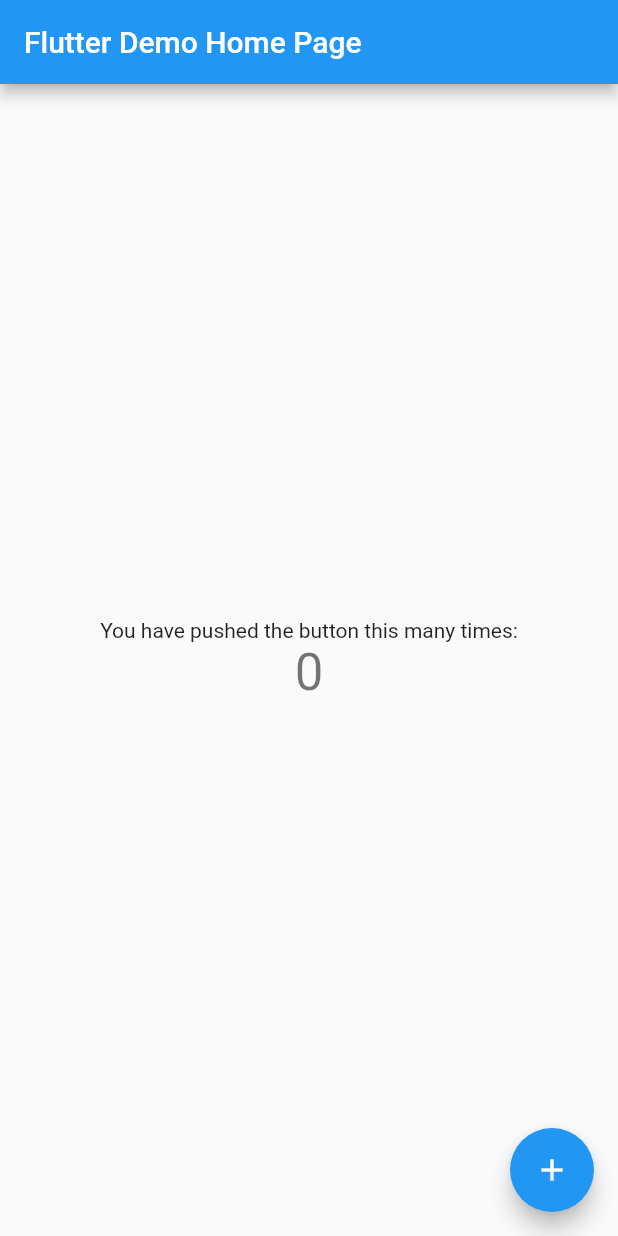
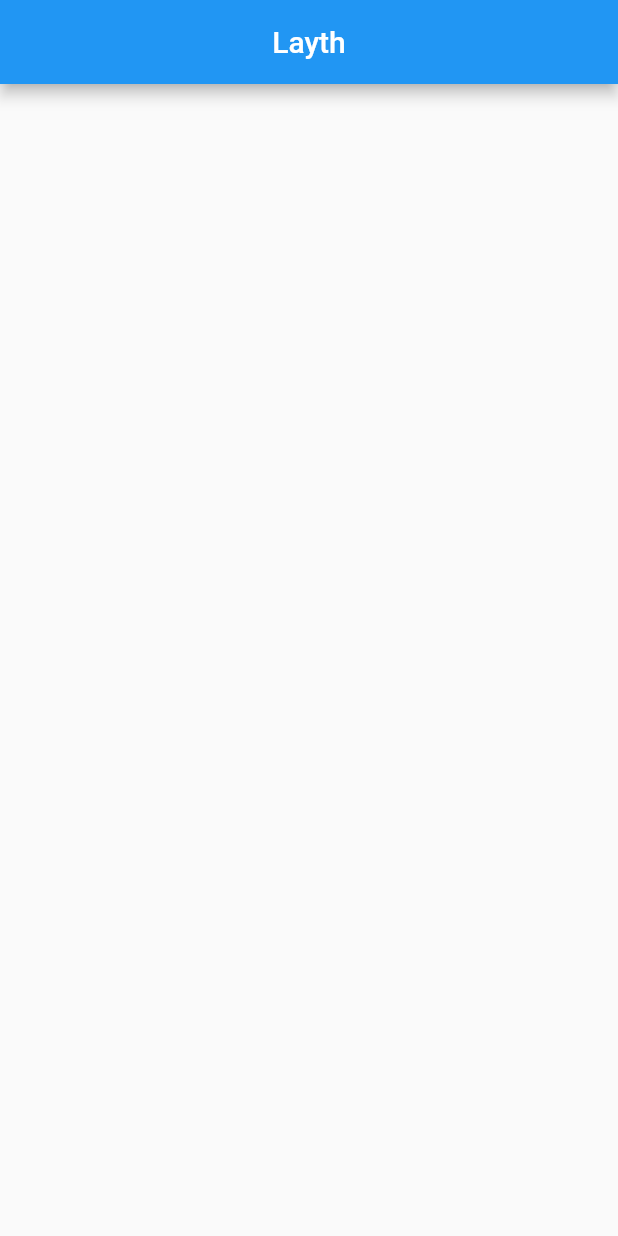
Before and after one commit to DevLayth/toters, a Flutter app: the screen it shows after launch, on a phone screen of 412 x 824 dp. Run offline on Flutter 3.47's test engine with Material 2 defaults, Android fonts, the phone set to English and light mode, and no system bars.

Commit message:
add appBar and title with my name

```diff
--- a/lib/layth/home.dart
+++ b/lib/layth/home.dart
@@ -0,0 +1,18 @@
+import 'package:flutter/material.dart';
+import 'package:flutter/src/widgets/framework.dart';
+import 'package:flutter/src/widgets/placeholder.dart';
+
+class home_screen extends StatelessWidget {
+  const home_screen({super.key});
+
+  @override
+  Widget build(BuildContext context) {
+    return MaterialApp(
+      home: Scaffold(
+        appBar: AppBar(
+          title: Center(child: Text("Layth")),
+        ),
+      ),
+    );
+  }
+}
--- a/lib/main.dart
+++ b/lib/main.dart
@@ -1,4 +1,5 @@
 import 'package:flutter/material.dart';
+import 'package:toters/layth/home.dart';
 
 void main() {
   runApp(const MyApp());
@@ -13,103 +14,9 @@
     return MaterialApp(
       title: 'Flutter Demo',
       theme: ThemeData(
-        // This is the theme of your application.
-        //
-        // Try running your application with "flutter run". You'll see the
-        // application has a blue toolbar. Then, without quitting the app, try
-        // changing the primarySwatch below to Colors.green and then invoke
-        // "hot reload" (press "r" in the console where you ran "flutter run",
-        // or simply save your changes to "hot reload" in a Flutter IDE).
-        // Notice that the counter didn't reset back to zero; the application
-        // is not restarted.
         primarySwatch: Colors.blue,
       ),
-      home: const MyHomePage(title: 'Flutter Demo Home Page'),
+      home: home_screen(),
     );
   }
 }
-
-class MyHomePage extends StatefulWidget {
-  const MyHomePage({super.key, required this.title});
-
-  // This widget is the home page of your application. It is stateful, meaning
-  // that it has a State object (defined below) that contains fields that affect
-  // how it looks.
-
-  // This class is the configuration for the state. It holds the values (in this
-  // case the title) provided by the parent (in this case the App widget) and
-  // used by the build method of the State. Fields in a Widget subclass are
-  // always marked "final".
-
-  final String title;
-
-  @override
-  State<MyHomePage> createState() => _MyHomePageState();
-}
-
-class _MyHomePageState extends State<MyHomePage> {
-  int _counter = 0;
-
-  void _incrementCounter() {
-    setState(() {
-      // This call to setState tells the Flutter framework that something has
-      // changed in this State, which causes it to rerun the build method below
-      // so that the display can reflect the updated values. If we changed
-      // _counter without calling setState(), then the build method would not be
-      // called again, and so nothing would appear to happen.
-      _counter++;
-    });
-  }
-
-  @override
-  Widget build(BuildContext context) {
-    // This method is rerun every time setState is called, for instance as done
-    // by the _incrementCounter method above.
-    //
-    // The Flutter framework has been optimized to make rerunning build methods
-    // fast, so that you can just rebuild anything that needs updating rather
-    // than having to individually change instances of widgets.
-    return Scaffold(
-      appBar: AppBar(
-        // Here we take the value from the MyHomePage object that was created by
-        // the App.build method, and use it to set our appbar title.
-        title: Text(widget.title),
-      ),
-      body: Center(
-        // Center is a layout widget. It takes a single child and positions it
-        // in the middle of the parent.
-        child: Column(
-          // Column is also a layout widget. It takes a list of children and
-          // arranges them vertically. By default, it sizes itself to fit its
-          // children horizontally, and tries to be as tall as its parent.
-          //
-          // Invoke "debug painting" (press "p" in the console, choose the
-          // "Toggle Debug Paint" action from the Flutter Inspector in Android
-          // Studio, or the "Toggle Debug Paint" command in Visual Studio Code)
-          // to see the wireframe for each widget.
-          //
-          // Column has various properties to control how it sizes itself and
-          // how it positions its children. Here we use mainAxisAlignment to
-          // center the children vertically; the main axis here is the vertical
-          // axis because Columns are vertical (the cross axis would be
-          // horizontal).
-          mainAxisAlignment: MainAxisAlignment.center,
-          children: <Widget>[
-            const Text(
-              'You have pushed the button this many times:',
-            ),
-            Text(
-              '$_counter',
-              style: Theme.of(context).textTheme.headline4,
-            ),
-          ],
-        ),
-      ),
-      floatingActionButton: FloatingActionButton(
-        onPressed: _incrementCounter,
-        tooltip: 'Increment',
-        child: const Icon(Icons.add),
-      ), // This trailing comma makes auto-formatting nicer for build methods.
-    );
-  }
-}
```
